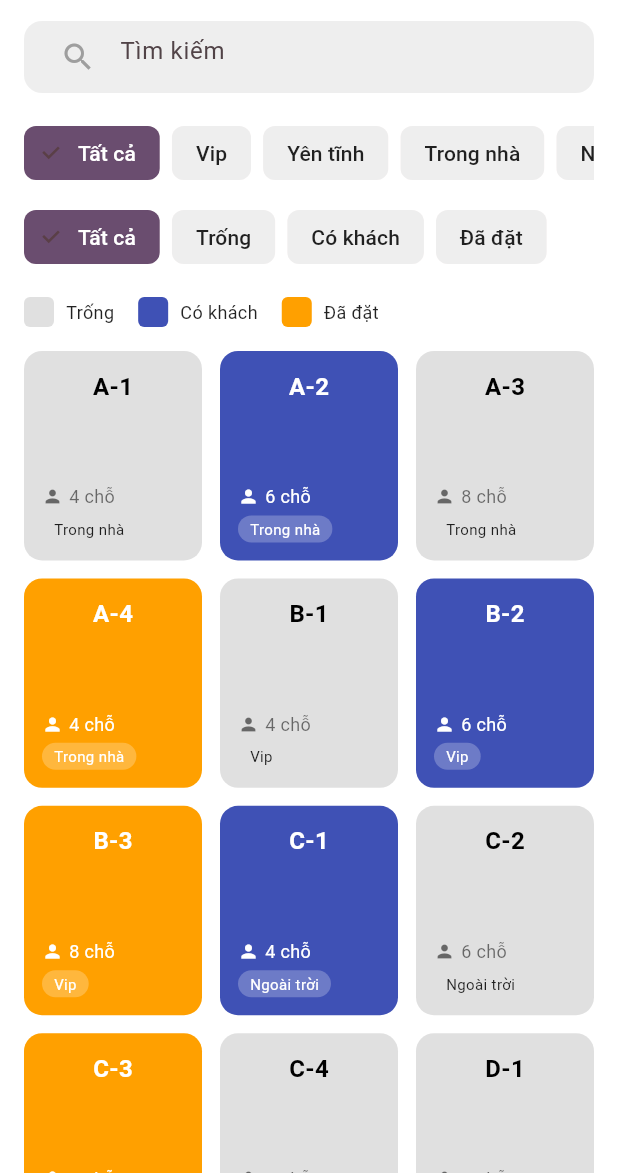
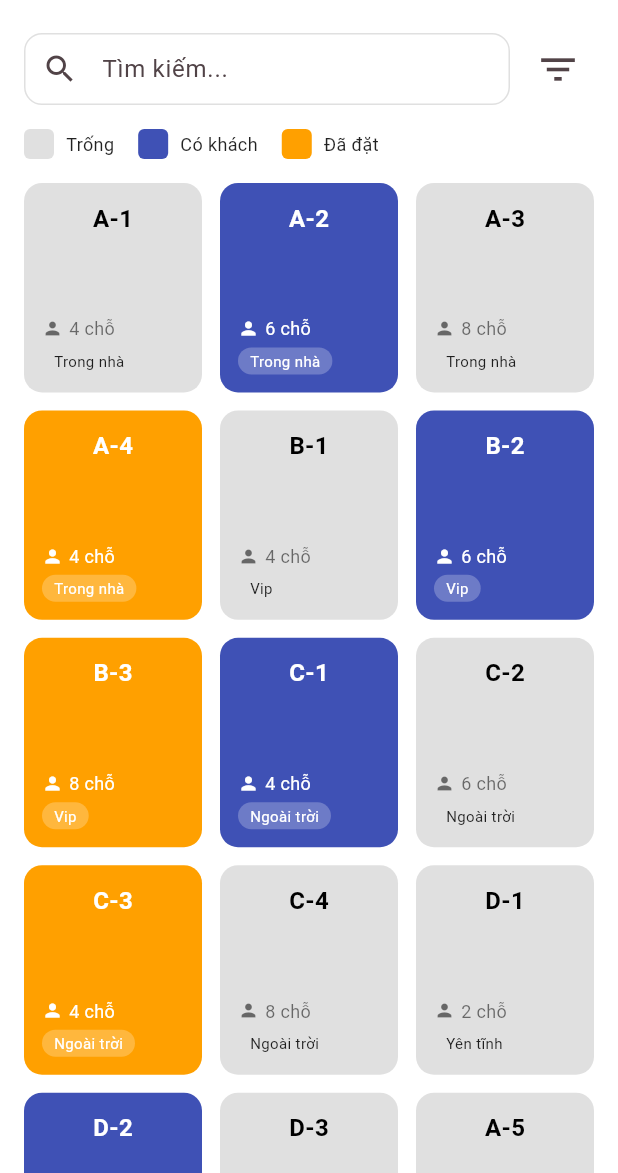
Before and after one commit to phuckk05/SmartDine_Fontend, a Flutter app: the screen it shows after launch, on a phone screen of 412 x 824 dp, the part 63-1236 px from its top. Run offline on Flutter 3.47's test engine with Material 3 defaults, Android fonts, the phone set to English and light mode, and no system bars; our stand-ins replace dotted_border, fluentui_system_icons, flutter_riverpod, google_fonts, image_picker, lucide_icons; missing offline and left inert: bcrypt.

Commit message:
giao diện nhân viên v2.0

```diff
--- a/fontend/smart_dine/lib/features/staff/screen_choose_table.dart
+++ b/fontend/smart_dine/lib/features/staff/screen_choose_table.dart
@@ -6,6 +6,7 @@ import 'package:mart_dine/features/staff/screen_notifications.dart';
 import 'package:mart_dine/features/staff/screen_settings.dart';
 import 'package:mart_dine/models/table.dart';
 import 'package:mart_dine/providers/table_provider.dart';
+import 'package:mart_dine/features/staff/table_filter_dialog.dart';
 
 class ScreenChooseTable extends ConsumerWidget {
   const ScreenChooseTable({Key? key}) : super(key: key);
@@ -53,7 +54,6 @@ class ScreenChooseTable extends ConsumerWidget {
   // 🧩 Dialog nhập số khách khi bàn trống
   void _showGuestDialog(BuildContext context, TableModel table, WidgetRef ref) {
     final controller = TextEditingController();
-
     showDialog(
       context: context,
       builder: (context) => AlertDialog(
@@ -80,13 +80,10 @@ class ScreenChooseTable extends ConsumerWidget {
                 );
                 return;
               }
-
               ref
                   .read(tableProvider.notifier)
                   .setCustomerCount(table.id, guestCount);
-
               Navigator.pop(context); // Đóng dialog
-
               // Chuyển sang màn hình chọn món
               Navigator.push(
                 context,
@@ -189,30 +186,40 @@ class ScreenChooseTable extends ConsumerWidget {
   }
 
   // 💰 Dialog xác nhận thanh toán
+  // 💰 Dialog xác nhận thanh toán
   void _showCheckoutDialog(
-      BuildContext context, TableModel table, WidgetRef ref) {
+      BuildContext context, TableModel initialTable, WidgetRef ref) {
     showDialog(
       context: context,
-      builder: (_) => AlertDialog(
-        title: Text('Thanh toán - ${table.name}'),
+      builder: (dialogContext) => AlertDialog( // ✅ Sử dụng dialogContext ở đây
+        // Lấy lại bàn từ provider để đảm bảo dữ liệu luôn cập nhật
+        // (Cách này tốt cho việc hiển thị dữ liệu mới nhất, không phải nguyên nhân lỗi crash)
+        title: Text('Thanh toán - ${initialTable.name}'), // Dùng initialTable.name
         content: Column(
           mainAxisSize: MainAxisSize.min,
           children: [
-            Text('Số khách: ${table.customerCount ?? 0}'),
+            Text('Số khách: ${initialTable.customerCount ?? 0}'),
             const SizedBox(height: 6),
-            Text('Tổng tiền: ${table.totalAmount.toStringAsFixed(0)}đ'),
+            Text('Tổng tiền: ${initialTable.totalAmount.toStringAsFixed(0)}đ'),
           ],
         ),
         actions: [
           TextButton(
-            onPressed: () => Navigator.pop(context),
+            onPressed: () => Navigator.pop(dialogContext), // ✅ Pop dialogContext
             child: const Text('Hủy'),
           ),
           ElevatedButton(
             onPressed: () {
+              // Lấy lại bàn từ provider để đảm bảo dữ liệu luôn cập nhật
+              // (Quan trọng hơn ở đây để đảm bảo checkout đúng bàn nếu có thay đổi)
+              final table = ref.read(tableProvider).tables.firstWhere(
+                (t) => t.id == initialTable.id,
+                orElse: () => initialTable, // Fallback an toàn
+              );
+
               ref.read(tableProvider.notifier).checkout(table.id);
-              Navigator.pop(context);
-              ScaffoldMessenger.of(context).showSnackBar(
+              Navigator.pop(dialogContext); // ✅ Pop dialogContext ngay sau khi xử lý
+              ScaffoldMessenger.of(dialogContext).showSnackBar( // ✅ Sử dụng dialogContext
                 SnackBar(
                   content: Text('Đã thanh toán cho ${table.name}'),
                   backgroundColor: Colors.green,
@@ -229,8 +236,6 @@ class ScreenChooseTable extends ConsumerWidget {
   @override
   Widget build(BuildContext context, WidgetRef ref) {
     final notifier = ref.read(tableProvider.notifier);
-
-    // Lắng nghe các trạng thái từ provider
     final filteredTables = ref.watch(filteredTablesProvider);
     final currentFilterStatus = ref.watch(tableProvider.select((s) => s.filterStatus));
     final currentFilterZone = ref.watch(tableProvider.select((s) => s.filterZone));
@@ -245,119 +250,61 @@ class ScreenChooseTable extends ConsumerWidget {
         elevation: 0,
         foregroundColor: Colors.black,
         actions: [
-          IconButton(
-            onPressed: () {
-              Navigator.push(
-                context,
-                MaterialPageRoute(builder: (_) => const ScreenBookTable()),
-              );
-            },
-            icon: const Icon(Icons.table_restaurant),
-            tooltip: 'Đặt bàn',
-          ),
-          IconButton(
-            onPressed: () {
-              Navigator.push(
-                context,
-                MaterialPageRoute(builder: (_) => const ScreenNotifications()),
-              );
-            },
-            icon: const Icon(Icons.notifications_none),
-            tooltip: 'Thông báo',
-          ),
-          IconButton(
-            onPressed: () {
-              Navigator.push(
-                context,
-                MaterialPageRoute(builder: (_) => const ScreenSettings()),
-              );
-            },
-            icon: const Icon(Icons.settings),
-            tooltip: 'Cài đặt',
-          ),
+          IconButton(onPressed: () { Navigator.push(context, MaterialPageRoute(builder: (_) => const ScreenBookTable())); }, icon: const Icon(Icons.table_restaurant), tooltip: 'Đặt bàn'),
+          IconButton(onPressed: () { Navigator.push(context, MaterialPageRoute(builder: (_) => const ScreenNotifications())); }, icon: const Icon(Icons.notifications_none), tooltip: 'Thông báo'),
+          IconButton(onPressed: () { Navigator.push(context, MaterialPageRoute(builder: (_) => const ScreenSettings())); }, icon: const Icon(Icons.settings), tooltip: 'Cài đặt'),
           const SizedBox(width: 8),
         ],
       ),
       body: Padding(
-        padding: const EdgeInsets.symmetric(horizontal: 16.0),
+        padding: const EdgeInsets.fromLTRB(16.0, 8.0, 16.0, 0),
         child: Column(
           crossAxisAlignment: CrossAxisAlignment.start,
           children: [
-            // Thanh tìm kiếm
-            Container(
-              margin: const EdgeInsets.only(bottom: 16),
-              padding: const EdgeInsets.symmetric(horizontal: 12),
-              decoration: BoxDecoration(
-                color: Colors.grey[200],
-                borderRadius: BorderRadius.circular(12),
-              ),
+            // Thanh tìm kiếm và nút lọc
+            Row(
+              children: [
+                Expanded(
                   child: TextField(
                     controller: TextEditingController()..text = currentSearchQuery,
                     onChanged: notifier.setSearchQuery,
-                decoration: const InputDecoration(
-                  hintText: 'Tìm kiếm',
-                  border: InputBorder.none,
-                  prefixIcon: Icon(Icons.search, color: Colors.grey),
+                    decoration: InputDecoration(
+                      hintText: 'Tìm kiếm...',
+                      prefixIcon: const Icon(Icons.search),
+                      border: OutlineInputBorder(
+                        borderRadius: BorderRadius.circular(12.0),
+                        borderSide: BorderSide(color: Colors.grey.shade300),
+                      ),
+                      enabledBorder: OutlineInputBorder(
+                        borderRadius: BorderRadius.circular(12.0),
+                        borderSide: BorderSide(color: Colors.grey.shade300),
+                      ),
+                      contentPadding: const EdgeInsets.symmetric(horizontal: 8),
                     ),
                   ),
                 ),
+                const SizedBox(width: 8),
+                IconButton(
+                  icon: const Icon(Icons.filter_list, size: 30),
+                  onPressed: () async {
+                    final result = await showDialog<Map<String, dynamic>>(
+                      context: context,
+                      builder: (BuildContext context) {
+                        return TableFilterDialog(
+                          currentZone: currentFilterZone,
+                          currentStatus: currentFilterStatus,
+                        );
+                      },
+                    );
 
-            // Bộ lọc khu vực
-            SingleChildScrollView(
-              scrollDirection: Axis.horizontal,
-              child: Row(
-                children: TableZone.values.map((zone) {
-                  return Padding(
-                    padding: const EdgeInsets.only(right: 8.0),
-                    child: _buildFilterChip(
-                      context,
-                      label: _getZoneText(zone),
-                      isSelected: currentFilterZone == zone,
-                      onSelected: (selected) => notifier.setFilterZone(zone),
-                    ),
-                  );
-                }).toList(),
-              ),
-            ),
-            const SizedBox(height: 8),
-
-            // Bộ lọc trạng thái
-            SingleChildScrollView(
-              scrollDirection: Axis.horizontal,
-              child: Row(
-                children: [
-                  _buildStatusFilterChip(
-                    context,
-                    label: 'Tất cả',
-                    isSelected: currentFilterStatus == null,
-                    onSelected: (selected) => notifier.setFilterStatus(null),
-                  ),
-                  const SizedBox(width: 8),
-                  _buildStatusFilterChip(
-                    context,
-                    label: 'Trống',
-                    isSelected: currentFilterStatus == TableStatus.available,
-                    onSelected: (selected) => notifier.setFilterStatus(
-                        selected ? TableStatus.available : null),
-                  ),
-                  const SizedBox(width: 8),
-                  _buildStatusFilterChip(
-                    context,
-                    label: 'Có khách',
-                    isSelected: currentFilterStatus == TableStatus.serving,
-                    onSelected: (selected) => notifier.setFilterStatus(
-                        selected ? TableStatus.serving : null),
-                  ),
-                   const SizedBox(width: 8),
-                  _buildStatusFilterChip(
-                    context,
-                    label: 'Đã đặt',
-                    isSelected: currentFilterStatus == TableStatus.reserved,
-                    onSelected: (selected) => notifier.setFilterStatus(
-                        selected ? TableStatus.reserved : null),
+                    if (result != null) {
+                      notifier.setFilterZone(result['zone']);
+                      notifier.setFilterStatus(result['status']);
+                    }
+                  },
+                  tooltip: 'Lọc',
                 ),
               ],
-              ),
             ),
             const SizedBox(height: 16),
 
@@ -368,118 +315,47 @@ class ScreenChooseTable extends ConsumerWidget {
             // Danh sách bàn ăn
             Expanded(
               child: filteredTables.isEmpty
-                  ? const Center(
-                      child: Text('Không tìm thấy bàn nào phù hợp.'),
-                    )
+                  ? const Center(child: Text('Không tìm thấy bàn nào phù hợp.'))
                   : GridView.builder(
-                      gridDelegate:
-                          const SliverGridDelegateWithFixedCrossAxisCount(
-                        crossAxisCount: 3,
-                        childAspectRatio: 0.85,
-                        crossAxisSpacing: 12,
-                        mainAxisSpacing: 12,
-                      ),
+                      padding: const EdgeInsets.only(bottom: 16),
+                      gridDelegate: const SliverGridDelegateWithFixedCrossAxisCount(crossAxisCount: 3, childAspectRatio: 0.85, crossAxisSpacing: 12, mainAxisSpacing: 12),
                       itemCount: filteredTables.length,
                       itemBuilder: (context, index) {
                         final table = filteredTables[index];
                         final color = _getTableColor(table.status);
                         final zoneText = _getZoneText(table.zone);
-                        final isAvailable =
-                            table.status == TableStatus.available;
-
+                        final isAvailable = table.status == TableStatus.available;
                         return GestureDetector(
                           onTap: () {
                             notifier.selectTable(table);
                             switch (table.status) {
-                              case TableStatus.available:
-                                _showGuestDialog(context, table, ref);
-                                break;
-                              case TableStatus.reserved:
-                                Navigator.push(
-                                  context,
-                                  MaterialPageRoute(
-                                    builder: (_) => ScreenChooseMenu(
-                                      tableName: table.name,
-                                      initialGuestCount:
-                                          table.customerCount ?? 1,
-                                      existingItems: table.existingItems
-                                          .map((item) => item.id)
-                                          .toList(),
-                                    ),
-                                  ),
-                                );
-                                break;
-                              case TableStatus.serving:
-                                _showServingPanel(context, table, ref);
-                                break;
+                              case TableStatus.available: _showGuestDialog(context, table, ref); break;
+                              case TableStatus.reserved: Navigator.push(context, MaterialPageRoute(builder: (_) => ScreenChooseMenu(tableName: table.name, initialGuestCount: table.customerCount ?? 1, existingItems: table.existingItems.map((item) => item.id).toList()))); break;
+                              case TableStatus.serving: _showServingPanel(context, table, ref); break;
                             }
                           },
                           child: Container(
-                            decoration: BoxDecoration(
-                              color: color,
-                              borderRadius: BorderRadius.circular(12),
-                            ),
+                            decoration: BoxDecoration(color: color, borderRadius: BorderRadius.circular(12)),
                             child: Padding(
                               padding: const EdgeInsets.all(12),
                               child: Column(
-                                mainAxisAlignment:
-                                    MainAxisAlignment.spaceBetween,
+                                mainAxisAlignment: MainAxisAlignment.spaceBetween,
                                 crossAxisAlignment: CrossAxisAlignment.start,
                                 children: [
-                                  Align(
-                                    alignment: Alignment.center,
-                                    child: Text(
-                                      table.name,
-                                      style: TextStyle(
-                                        color: isAvailable
-                                            ? Colors.black
-                                            : Colors.white,
-                                        fontSize: 16,
-                                        fontWeight: FontWeight.bold,
-                                      ),
-                                    ),
-                                  ),
+                                  Align(alignment: Alignment.center, child: Text(table.name, style: TextStyle(color: isAvailable ? Colors.black : Colors.white, fontSize: 16, fontWeight: FontWeight.bold))),
                                   Column(
-                                    crossAxisAlignment:
-                                        CrossAxisAlignment.start,
+                                    crossAxisAlignment: CrossAxisAlignment.start,
                                     children: [
-                                      Row(
-                                        children: [
-                                          Icon(Icons.person,
-                                              size: 14,
-                                              color: isAvailable
-                                                  ? Colors.black54
-                                                  : Colors.white),
+                                      Row(children: [
+                                        Icon(Icons.person, size: 14, color: isAvailable ? Colors.black54 : Colors.white),
                                         const SizedBox(width: 4),
-                                          Text(
-                                            '${table.seats} chỗ',
-                                            style: TextStyle(
-                                                color: isAvailable
-                                                    ? Colors.black54
-                                                    : Colors.white,
-                                                fontSize: 12),
-                                          ),
-                                        ],
-                                      ),
+                                        Text('${table.seats} chỗ', style: TextStyle(color: isAvailable ? Colors.black54 : Colors.white, fontSize: 12)),
+                                      ]),
                                       const SizedBox(height: 4),
                                       Container(
-                                        padding: const EdgeInsets.symmetric(
-                                            horizontal: 8, vertical: 2),
-                                        decoration: BoxDecoration(
-                                          color: isAvailable
-                                              ? Colors.grey[300]
-                                              : Colors.white24,
-                                          borderRadius:
-                                              BorderRadius.circular(10),
-                                        ),
-                                        child: Text(
-                                          zoneText,
-                                          style: TextStyle(
-                                              color: isAvailable
-                                                  ? Colors.black87
-                                                  : Colors.white,
-                                              fontSize: 10),
-                                        ),
+                                        padding: const EdgeInsets.symmetric(horizontal: 8, vertical: 2),
+                                        decoration: BoxDecoration(color: isAvailable ? Colors.grey[300] : Colors.white24, borderRadius: BorderRadius.circular(10)),
+                                        child: Text(zoneText, style: TextStyle(color: isAvailable ? Colors.black87 : Colors.white, fontSize: 10)),
                                       ),
                                     ],
                                   ),
@@ -494,48 +370,6 @@ class ScreenChooseTable extends ConsumerWidget {
           ],
         ),
       ),
-    );
-  }
-
-  // Widget xây dựng Chip cho bộ lọc khu vực
-  Widget _buildFilterChip(BuildContext context, {
-    required String label,
-    required bool isSelected,
-    required Function(bool) onSelected,
-  }) {
-    return ChoiceChip(
-      label: Text(label),
-      selected: isSelected,
-      onSelected: onSelected,
-      selectedColor: const Color(0xFF6A4D6F), // Màu tím đậm khi chọn
-      backgroundColor: Colors.grey[200],
-      labelStyle: TextStyle(
-        color: isSelected ? Colors.white : Colors.black87,
-        fontWeight: FontWeight.w500,
-      ),
-      side: BorderSide.none,
-      shape: RoundedRectangleBorder(borderRadius: BorderRadius.circular(8)),
-    );
-  }
-
-  // Widget xây dựng Chip cho bộ lọc trạng thái
-  Widget _buildStatusFilterChip(BuildContext context, {
-    required String label,
-    required bool isSelected,
-    required Function(bool) onSelected,
-  }) {
-    return ChoiceChip(
-      label: Text(label),
-      selected: isSelected,
-      onSelected: onSelected,
-      selectedColor: const Color(0xFF6A4D6F),
-      backgroundColor: Colors.grey[200],
-      labelStyle: TextStyle(
-        color: isSelected ? Colors.white : Colors.black87,
-        fontWeight: FontWeight.w500,
-      ),
-      side: BorderSide.none,
-      shape: RoundedRectangleBorder(borderRadius: BorderRadius.circular(8)),
     );
   }
 
@@ -560,16 +394,10 @@ class ScreenChooseTable extends ConsumerWidget {
         Container(
           width: 20,
           height: 20,
-          decoration: BoxDecoration(
-            color: color,
-            borderRadius: BorderRadius.circular(4),
-          ),
+          decoration: BoxDecoration(color: color, borderRadius: BorderRadius.circular(4)),
         ),
         const SizedBox(width: 8),
-        Text(
-          text,
-          style: const TextStyle(fontSize: 12, color: Colors.black87),
-        ),
+        Text(text, style: const TextStyle(fontSize: 12, color: Colors.black87)),
       ],
     );
   }
--- a/fontend/smart_dine/lib/main.dart
+++ b/fontend/smart_dine/lib/main.dart
@@ -13,7 +13,7 @@ void main() async {
   // await Firebase.initializeApp();
   WidgetsFlutterBinding.ensureInitialized();
   await initializeDateFormatting('vi_VN', null);
-  runApp(ProviderScope(child: MeTalkApp()));
+  runApp(const ProviderScope(child: MeTalkApp()));
 }
 
 class MeTalkApp extends ConsumerWidget {
--- a/fontend/smart_dine/lib/models/menu.dart
+++ b/fontend/smart_dine/lib/models/menu.dart
@@ -5,20 +5,20 @@ enum MenuCategory { all, mainCourse, drink }
 class MenuItemModel {
   final String id;
   final String name;
-  final double price; // ✅ Thay đổi từ String sang double
+  final double price;
   final MenuCategory category;
 
   MenuItemModel({
     required this.id,
     required this.name,
-    required this.price, // ✅ Thay đổi từ String sang double
+    required this.price,
     required this.category,
   });
 
   MenuItemModel copyWith({
     String? id,
     String? name,
-    double? price, // ✅ Cập nhật kiểu dữ liệu
+    double? price,
     MenuCategory? category,
   }) {
     return MenuItemModel(
--- a/fontend/smart_dine/lib/models/table.dart
+++ b/fontend/smart_dine/lib/models/table.dart
@@ -3,10 +3,11 @@
 import 'package:flutter/material.dart'; // Import Material cho Color (nếu cần dùng Color trong model)
 import 'package:mart_dine/models/menu.dart'; // Đảm bảo đã import MenuItemModel
 
+// Enum trạng thái bàn
 enum TableStatus {
-  available, // Thay vì empty
-  reserved,
-  serving,
+  available, // trống
+  reserved, // đã đặt trước
+  serving, // đang phục vụ
 }
 
 // ✅ Thêm Enum cho khu vực bàn
@@ -36,7 +37,7 @@ class TableModel {
     this.customerCount,
     this.totalAmount = 0.0,
     this.existingItems = const [],
-    this.zone = TableZone.indoor, // ✅ Gán giá trị mặc định cho khu vực
+    this.zone = TableZone.indoor,
   });
 
   TableModel copyWith({
@@ -47,7 +48,7 @@ class TableModel {
     int? customerCount,
     double? totalAmount,
     List<MenuItemModel>? existingItems,
-    TableZone? zone, // ✅ Thêm vào copyWith
+    TableZone? zone,
   }) {
     return TableModel(
       id: id ?? this.id,
@@ -57,7 +58,7 @@ class TableModel {
       customerCount: customerCount ?? this.customerCount,
       totalAmount: totalAmount ?? this.totalAmount,
       existingItems: existingItems ?? this.existingItems,
-      zone: zone ?? this.zone, // ✅ Cập nhật zone
+      zone: zone ?? this.zone,
     );
   }
 }
```
Also changed, not shown: fontend/smart_dine/lib/features/staff/table_filter_dialog.dart (added, +200 -0 lines), fontend/smart_dine/lib/providers/table_provider.dart (+63 -22 lines). Lines whose indentation alone changed are shown as unchanged.
